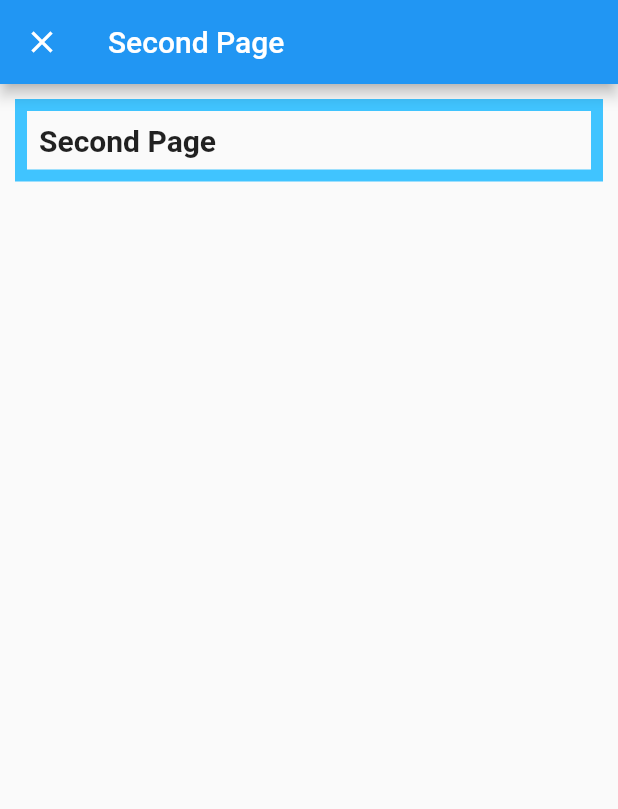
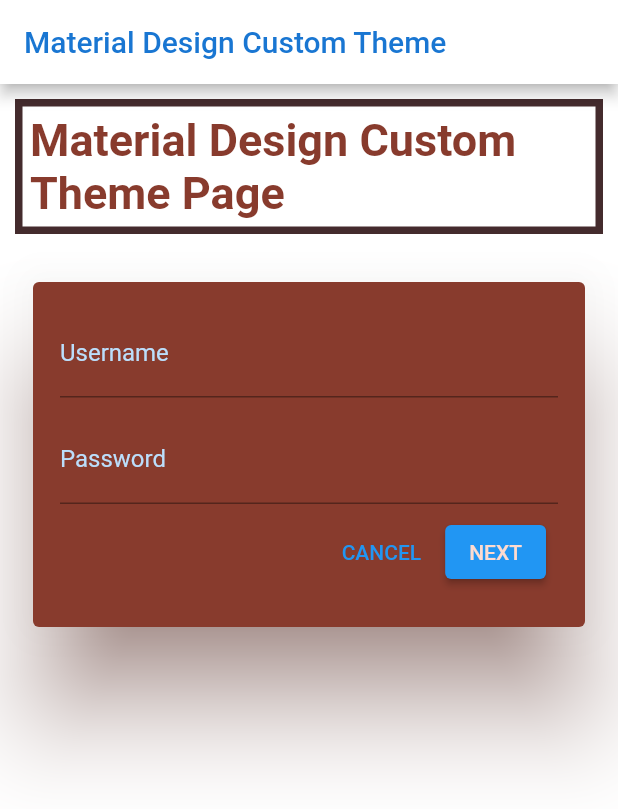
Before and after one commit to sanjibsinha/better_flutter_chapter_two, a Flutter app: the screen it shows after launch, on a phone screen of 412 x 824 dp. Shown: the top 809 px of the screen. Run offline on Flutter 3.47's test engine with Material 2 defaults, Android fonts, the phone set to English and light mode, and no system bars.

Commit message:
modifying custom theme

```diff
--- a/lib/main.dart
+++ b/lib/main.dart
@@ -1,8 +1,9 @@
 import 'package:flutter/material.dart';
-import 'views/material_design_on_generate_route_app.dart';
+// import 'views/material_design_on_generate_route_app.dart';
+import 'views/material_design_theme_control.dart';
 
 void main() {
-  runApp(MaterialDesignOnGenerateRouteApp());
+  runApp(MaterialDesignThemeControl());
 }
 
 class MyApp extends StatelessWidget {
--- /dev/null
+++ b/lib/views/material_design_theme_control.dart
@@ -0,0 +1,147 @@
+import 'package:flutter/material.dart';
+import 'package:flutter/rendering.dart';
+
+class MaterialDesignThemeControl extends StatelessWidget {
+  const MaterialDesignThemeControl({Key? key}) : super(key: key);
+
+  @override
+  Widget build(BuildContext context) {
+    // ignore: todo
+    // TODO: building custom theme that'll contrl color and text
+    return MaterialApp(
+      title: 'Material Design Theme Control',
+      home: MaterialDesignCustomTheme(),
+      theme: _customTheme(),
+    );
+  }
+
+  ThemeData _customTheme() {
+    return ThemeData(
+      accentColor: Color(0xFF442B2D),
+      primaryColor: Color(0xFFFEDBD0),
+      buttonColor: Color(0xFFFEDBD0),
+      scaffoldBackgroundColor: Colors.white,
+      cardColor: Color(0xFF883B2D),
+      textSelectionTheme: TextSelectionThemeData(
+        selectionColor: Color(0xFFFEDBD0),
+      ),
+      errorColor: Colors.red,
+      buttonTheme: ThemeData.light().buttonTheme.copyWith(
+            buttonColor: Color(0xFFFEDBD0),
+            colorScheme: ThemeData.light().colorScheme.copyWith(
+                  secondary: Color(0xFF442B2D),
+                ),
+          ),
+      buttonBarTheme: ThemeData.light().buttonBarTheme.copyWith(
+            buttonTextTheme: ButtonTextTheme.accent,
+          ),
+      primaryIconTheme: ThemeData.light().primaryIconTheme.copyWith(
+            color: Color(0xFF442B2D),
+          ),
+    );
+  }
+}
+
+class MaterialDesignCustomTheme extends StatelessWidget {
+  const MaterialDesignCustomTheme({Key? key}) : super(key: key);
+
+  @override
+  Widget build(BuildContext context) {
+    return Scaffold(
+      appBar: AppBar(
+        title: Text(
+          'Material Design Custom Theme',
+          style: TextStyle(
+            fontSize: 20,
+            color: Theme.of(context).primaryColorDark,
+          ),
+        ),
+        backgroundColor: Theme.of(context).scaffoldBackgroundColor,
+      ),
+      body: CustomPage(),
+    );
+  }
+}
+
+class CustomPage extends StatelessWidget {
+  const CustomPage({Key? key}) : super(key: key);
+
+  @override
+  Widget build(BuildContext context) {
+    return ListView(
+      children: [
+        Container(
+          margin: EdgeInsets.all(10),
+          padding: EdgeInsets.all(5),
+          decoration: BoxDecoration(
+            border: Border.all(
+              width: 5,
+              color: Theme.of(context).accentColor,
+            ),
+          ),
+          child: Text(
+            'Material Design Custom Theme Page',
+            style: TextStyle(
+              fontSize: 30,
+              fontWeight: FontWeight.bold,
+              color: Theme.of(context).cardColor,
+            ),
+          ),
+        ),
+        Container(
+          margin: EdgeInsets.all(10),
+          padding: EdgeInsets.all(8),
+          child: Card(
+            elevation: 30,
+            shadowColor: Theme.of(context).cardColor,
+            child: Container(
+              margin: EdgeInsets.all(10),
+              padding: EdgeInsets.all(8),
+              child: Column(
+                children: [
+                  TextField(
+                    decoration: InputDecoration(
+                      labelText: 'Username',
+                      labelStyle: TextStyle(
+                        color: Theme.of(context).primaryColorLight,
+                      ),
+                    ),
+                  ),
+                  SizedBox(height: 12.0),
+                  TextField(
+                    decoration: InputDecoration(
+                      labelText: 'Password',
+                      labelStyle: TextStyle(
+                        color: Theme.of(context).primaryColorLight,
+                      ),
+                    ),
+                    obscureText: true,
+                  ),
+                  ButtonBar(
+                    children: <Widget>[
+                      TextButton(
+                        child: Text(
+                          'CANCEL',
+                        ),
+                        onPressed: () {},
+                      ),
+                      ElevatedButton(
+                        child: Text(
+                          'NEXT',
+                          style: TextStyle(
+                            color: Theme.of(context).buttonColor,
+                          ),
+                        ),
+                        onPressed: () {},
+                      ),
+                    ],
+                  ),
+                ],
+              ),
+            ),
+          ),
+        )
+      ],
+    );
+  }
+}
```
